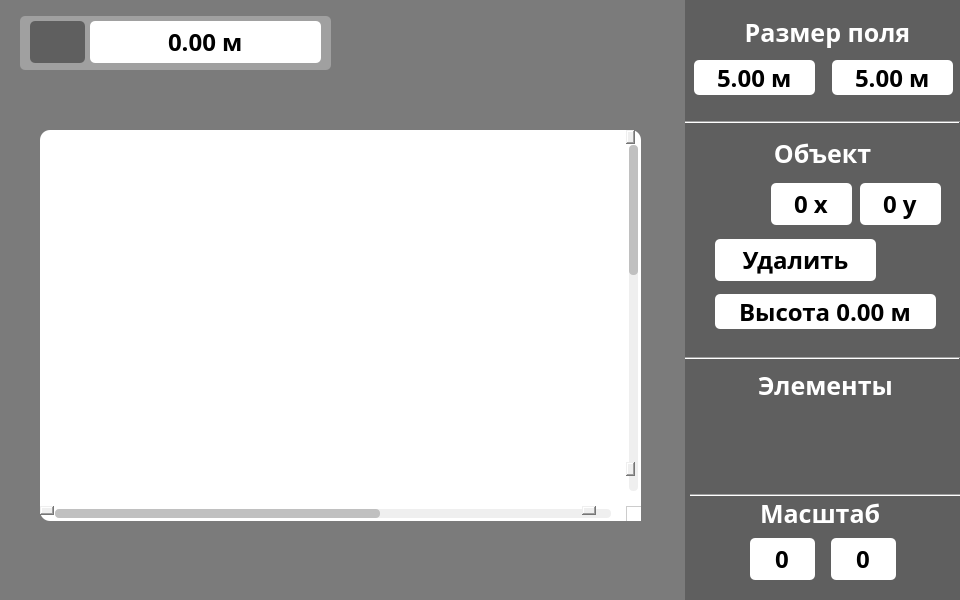
Above: ui/alan_wires.ui from Albertlll/CAD_system_PyQT before the change. Below: the same form after it.
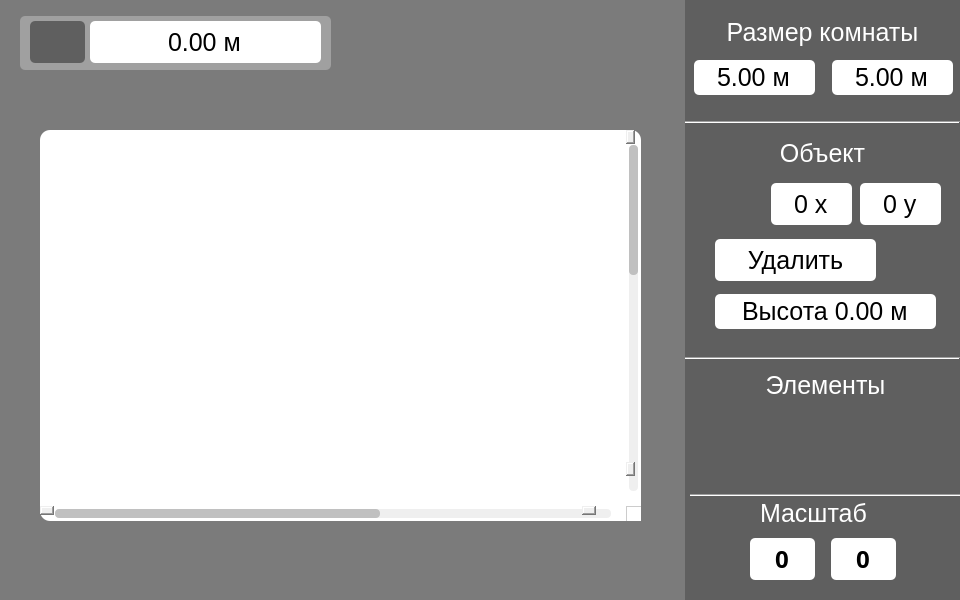
That is the form after the change. Icons and pictures are not drawn.

Commit message: Текст через font-size

Diff of the .ui file:
```diff
--- a/ui/alan_wires.ui
+++ b/ui/alan_wires.ui
@@ -178,28 +178,26 @@
    <widget class="QLabel" name="size">
     <property name="geometry">
      <rect>
-      <x>732</x>
+      <x>692</x>
       <y>14</y>
-      <width>191</width>
+      <width>261</width>
       <height>36</height>
      </rect>
     </property>
     <property name="font">
      <font>
-      <family>Arial Black</family>
-      <pointsize>19</pointsize>
-      <weight>75</weight>
-      <bold>true</bold>
+      <pointsize>-1</pointsize>
      </font>
     </property>
     <property name="styleSheet">
      <string notr="true">QLabel{
 background-color:  none;
 color: white;
+font-size: 25px;
 }</string>
     </property>
     <property name="text">
-     <string>Размер поля</string>
+     <string>Размер комнаты</string>
     </property>
     <property name="alignment">
      <set>Qt::AlignCenter</set>
@@ -216,16 +214,15 @@
     </property>
     <property name="font">
      <font>
-      <family>Arial Black</family>
-      <pointsize>18</pointsize>
-      <weight>75</weight>
-      <bold>true</bold>
+      <pointsize>-1</pointsize>
      </font>
     </property>
     <property name="styleSheet">
      <string notr="true">#field_size_x_m{
 border-radius: 5px;
 background-color: rgb(255, 255, 255);
+font-size: 25px;
+
 }</string>
     </property>
     <property name="alignment">
@@ -255,16 +252,15 @@
     </property>
     <property name="font">
      <font>
-      <family>Arial Black</family>
-      <pointsize>18</pointsize>
-      <weight>75</weight>
-      <bold>true</bold>
+      <pointsize>-1</pointsize>
      </font>
     </property>
     <property name="styleSheet">
      <string notr="true">#field_size_y_m{
 border-radius: 5px;
 background-color: rgb(255, 255, 255);
+font-size: 25px;
+
 }</string>
     </property>
     <property name="alignment">
@@ -313,16 +309,15 @@
     </property>
     <property name="font">
      <font>
-      <family>Arial Black</family>
-      <pointsize>19</pointsize>
-      <weight>75</weight>
-      <bold>true</bold>
+      <pointsize>-1</pointsize>
      </font>
     </property>
     <property name="styleSheet">
      <string notr="true">#object_name{
 background-color:  none;
 color: white;
+font-size: 25px;
+
 }</string>
     </property>
     <property name="text">
@@ -365,15 +360,14 @@
     </property>
     <property name="font">
      <font>
-      <family>Arial Black</family>
-      <pointsize>18</pointsize>
-      <weight>75</weight>
-      <bold>true</bold>
+      <pointsize>-1</pointsize>
      </font>
     </property>
     <property name="styleSheet">
      <string notr="true">border-radius: 5px;
-background-color: rgb(255, 255, 255);</string>
+background-color: rgb(255, 255, 255);
+font-size: 25px;
+</string>
     </property>
     <property name="alignment">
      <set>Qt::AlignCenter</set>
@@ -399,15 +393,14 @@
     </property>
     <property name="font">
      <font>
-      <family>Arial Black</family>
-      <pointsize>18</pointsize>
-      <weight>75</weight>
-      <bold>true</bold>
+      <pointsize>-1</pointsize>
      </font>
     </property>
     <property name="styleSheet">
      <string notr="true">border-radius: 5px;
-background-color: rgb(255, 255, 255);</string>
+background-color: rgb(255, 255, 255);
+font-size: 25px;
+</string>
     </property>
     <property name="alignment">
      <set>Qt::AlignCenter</set>
@@ -433,10 +426,7 @@
     </property>
     <property name="font">
      <font>
-      <family>Arial Black</family>
-      <pointsize>18</pointsize>
-      <weight>75</weight>
-      <bold>true</bold>
+      <pointsize>-1</pointsize>
      </font>
     </property>
     <property name="autoFillBackground">
@@ -446,6 +436,7 @@
      <string notr="true">QPushButton{
 background-color: rgb(255, 255, 255);
 border-radius: 5px;
+font-size: 25px;
 }
 
 QPushButton:hover{
@@ -496,16 +487,15 @@
     </property>
     <property name="font">
      <font>
-      <family>Arial Black</family>
-      <pointsize>19</pointsize>
-      <weight>75</weight>
-      <bold>true</bold>
+      <pointsize>-1</pointsize>
      </font>
     </property>
     <property name="styleSheet">
      <string notr="true">QLabel{
 background-color:  none;
 color: white;
+font-size: 25px;
+
 }</string>
     </property>
     <property name="text">
@@ -778,16 +768,15 @@
     </property>
     <property name="font">
      <font>
-      <family>Arial Black</family>
-      <pointsize>18</pointsize>
-      <weight>75</weight>
-      <bold>true</bold>
+      <pointsize>-1</pointsize>
      </font>
     </property>
     <property name="styleSheet">
      <string notr="true">#obj_height{
 border-radius: 5px;
 background-color: rgb(255, 255, 255);
+font-size: 25px;
+
 }</string>
     </property>
     <property name="alignment">
@@ -839,16 +828,15 @@
     </property>
     <property name="font">
      <font>
-      <family>Arial Black</family>
-      <pointsize>19</pointsize>
-      <weight>75</weight>
-      <bold>true</bold>
+      <pointsize>-1</pointsize>
      </font>
     </property>
     <property name="styleSheet">
      <string notr="true">QLabel{
 background-color:  none;
 color: white;
+font-size: 25px;
+
 }</string>
     </property>
     <property name="text">
@@ -961,16 +949,14 @@
     </property>
     <property name="font">
      <font>
-      <family>Arial Black</family>
-      <pointsize>18</pointsize>
-      <weight>75</weight>
-      <bold>true</bold>
+      <pointsize>-1</pointsize>
      </font>
     </property>
     <property name="styleSheet">
      <string notr="true">#lenght{
 border-radius: 5px;
 background-color: rgb(255, 255, 255);
+font-size: 25px;
 }</string>
     </property>
     <property name="alignment">
```
